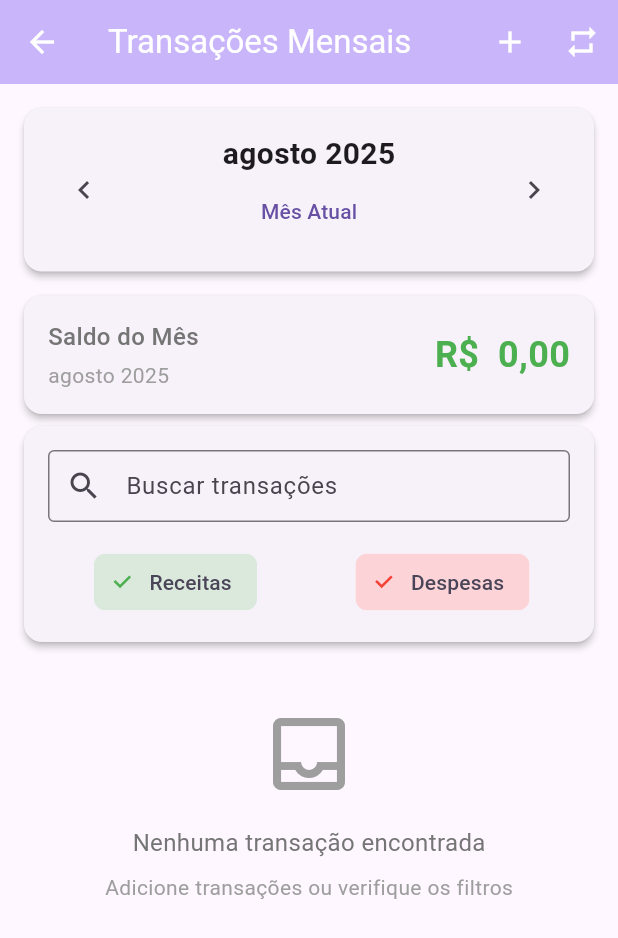
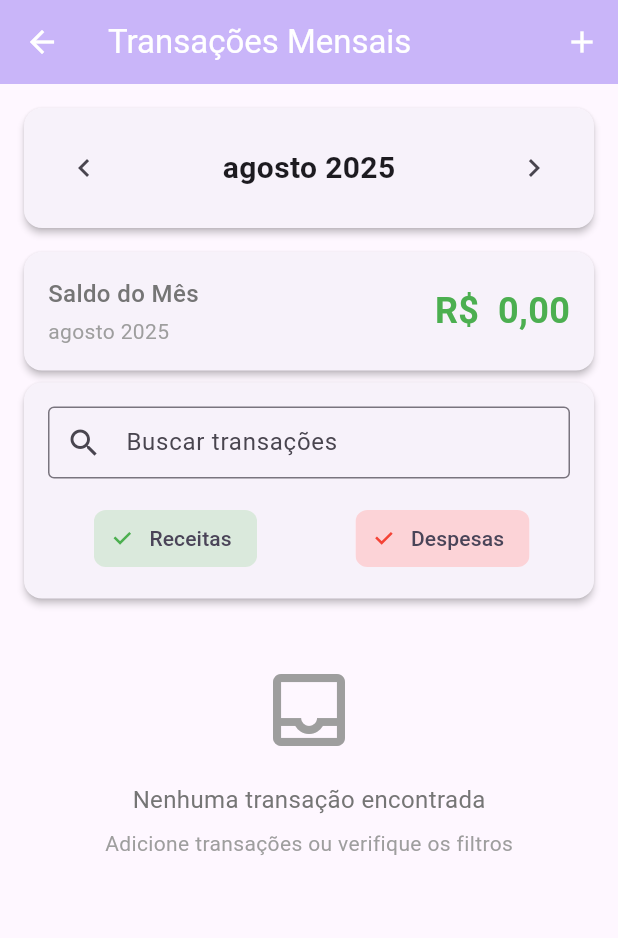
Before and after one commit to mycrosan/familycashflow, a Flutter app: the TransacoesMensaisPage screen opened directly, on a phone screen of 412 x 824 dp. Shown: the top 938 px of the screen. Run offline on Flutter 3.47's test engine with Material 3 defaults, Android fonts, the light colour scheme and no system bars; our stand-ins replace flutter_local_notifications, sqflite, timezone; accounts and stored records are empty.

Commit message:
:construction: trabalhando

```diff
--- a/lib/pages/transactions/monthly_transactions_page.dart
+++ b/lib/pages/transactions/monthly_transactions_page.dart
@@ -124,11 +124,6 @@ class _TransacoesMensaisPageState extends State<TransacoesMensaisPage> {
             onPressed: () => _showAddTransactionDialog(context),
             tooltip: 'Adicionar Transação',
           ),
-          IconButton(
-            icon: Icon(Icons.repeat),
-            onPressed: () => _showAddRecurringTransactionDialog(context),
-            tooltip: 'Criar Recorrência',
-          ),
         ],
       ),
       body: SingleChildScrollView(
@@ -173,10 +168,6 @@ class _TransacoesMensaisPageState extends State<TransacoesMensaisPage> {
                       fontSize: 20,
                       fontWeight: FontWeight.bold,
                     ),
-                  ),
-                  TextButton(
-                    onPressed: _goToCurrentMonth,
-                    child: Text('Mês Atual'),
                   ),
                 ],
               ),
```
